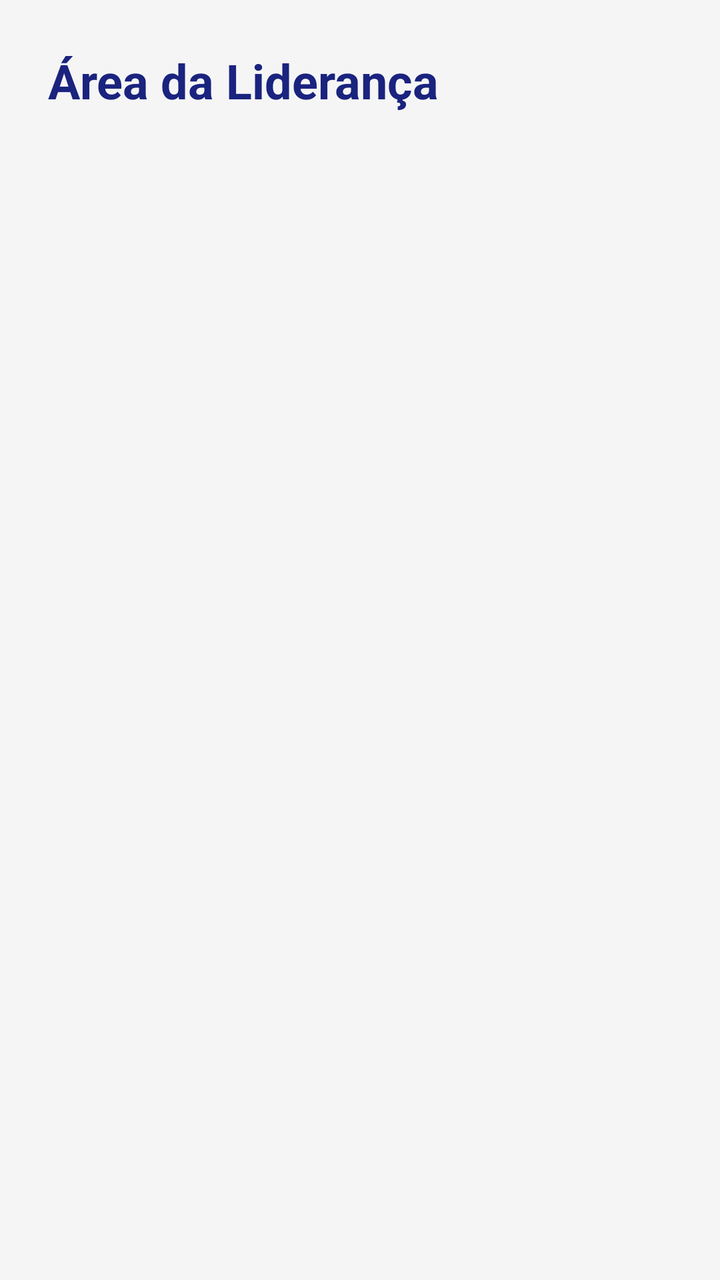
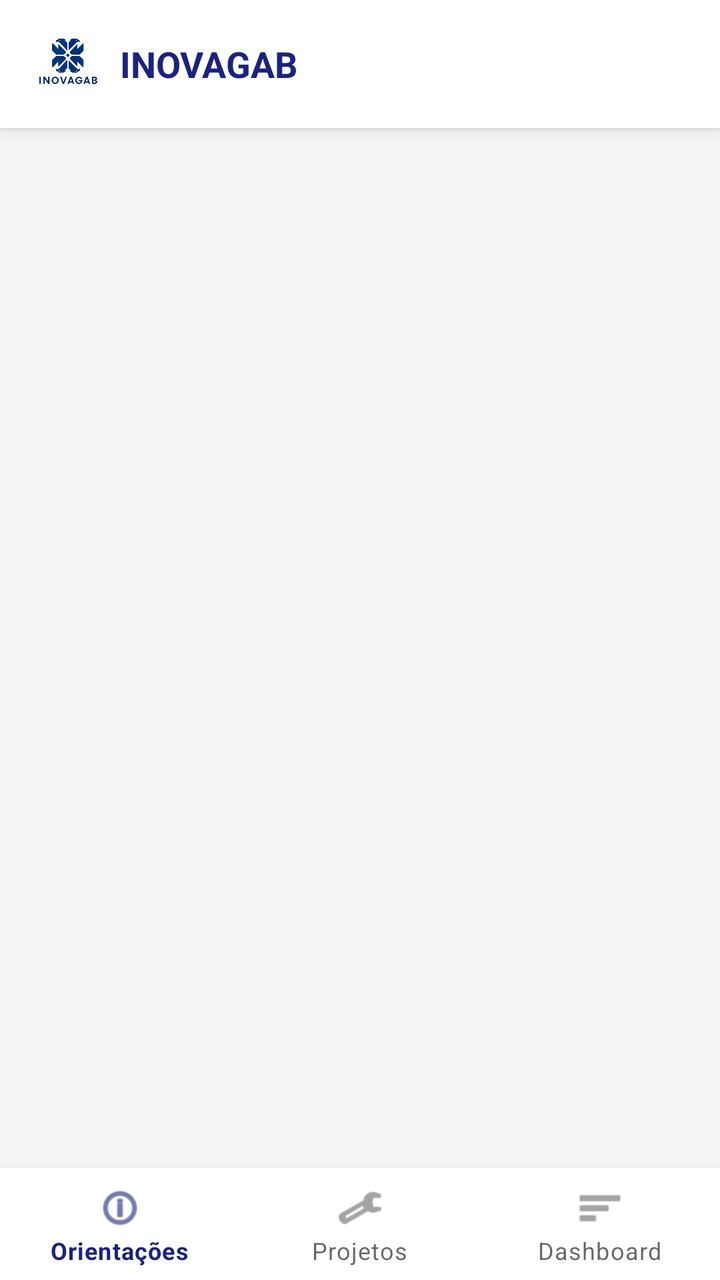

Compare the two renders of this Android layout. The source of the first and the diff that turns it into the second are given below.
<!-- AndroidManifest.xml: application theme Theme.InovaGAB -->
<!-- res/layout/activity_lider.xml -->
<?xml version="1.0" encoding="utf-8"?>
<LinearLayout xmlns:android="http://schemas.android.com/apk/res/android"
    android:layout_width="match_parent"
    android:layout_height="match_parent"
    android:orientation="vertical"
    android:background="#F5F5F5">

    <TextView
        android:layout_width="match_parent"
        android:layout_height="wrap_content"
        android:text="Área da Liderança"
        android:textSize="24sp"
        android:textColor="#1A237E"
        android:textStyle="bold"
        android:padding="24dp"/>

</LinearLayout>
<!-- resources referenced by this layout -->
<resources>
  <style name="Theme.InovaGAB" parent="Theme.MaterialComponents.Light.NoActionBar">
          <item name="colorPrimary">@color/primary</item>
          <item name="colorPrimaryDark">@color/primary_dark</item>
          <item name="colorAccent">@color/accent</item>
          <item name="android:windowBackground">@color/background</item>
          <item name="android:statusBarColor">@color/primary</item>
          <item name="android:navigationBarColor">@color/surface</item>
      </style>
  <color name="primary">#1A237E</color>
  <color name="primary_dark">#0D1657</color>
  <color name="accent">#1565C0</color>
  <color name="background">#F5F5F5</color>
  <color name="surface">#FFFFFF</color>
</resources>

<!-- the commit's change to res/layout/activity_lider.xml (unified diff, before → after) -->
@@ -1,17 +1,63 @@
 <?xml version="1.0" encoding="utf-8"?>
-<LinearLayout xmlns:android="http://schemas.android.com/apk/res/android"
+<androidx.coordinatorlayout.widget.CoordinatorLayout
+    xmlns:android="http://schemas.android.com/apk/res/android"
+    xmlns:app="http://schemas.android.com/apk/res-auto"
     android:layout_width="match_parent"
     android:layout_height="match_parent"
-    android:orientation="vertical"
-    android:background="#F5F5F5">
+    android:background="@color/background">
 
-    <TextView
+    <LinearLayout
+        android:layout_width="match_parent"
+        android:layout_height="match_parent"
+        android:orientation="vertical">
+
+        <androidx.appcompat.widget.Toolbar
+            android:id="@+id/toolbar"
+            android:layout_width="match_parent"
+            android:layout_height="64dp"
+            android:background="@color/surface"
+            android:elevation="4dp"
+            app:contentInsetStart="16dp">
+
+            <LinearLayout
+                android:layout_width="match_parent"
+                android:layout_height="wrap_content"
+                android:orientation="horizontal"
+                android:gravity="center_vertical">
+
+                <ImageView
+                    android:layout_width="36dp"
+                    android:layout_height="36dp"
+                    android:src="@drawable/logo_inovagab"/>
+
+                <TextView
+                    android:layout_width="wrap_content"
+                    android:layout_height="wrap_content"
+                    android:text="INOVAGAB"
+                    android:textSize="18sp"
+                    android:textColor="@color/primary"
+                    android:textStyle="bold"
+                    android:layout_marginStart="8dp"/>
+
+            </LinearLayout>
+
+        </androidx.appcompat.widget.Toolbar>
+
+        <FrameLayout
+            android:id="@+id/fragmentContainerLider"
+            android:layout_width="match_parent"
+            android:layout_height="0dp"
+            android:layout_weight="1"/>
+
+    </LinearLayout>
+
+    <com.google.android.material.bottomnavigation.BottomNavigationView
+        android:id="@+id/bottomNavLider"
         android:layout_width="match_parent"
         android:layout_height="wrap_content"
-        android:text="Área da Liderança"
-        android:textSize="24sp"
-        android:textColor="#1A237E"
-        android:textStyle="bold"
-        android:padding="24dp"/>
+        android:layout_gravity="bottom"
+        android:background="@color/surface"
+        app:elevation="8dp"
+        app:menu="@menu/menu_lider"/>
 
-</LinearLayout>
+</androidx.coordinatorlayout.widget.CoordinatorLayout>
<!-- resource entries referenced after the edit -->
@@ -1,5 +1,9 @@
 <!-- resources referenced by this layout -->
 <resources>
+  <color name="background">#F5F5F5</color>
+  <color name="primary">#1A237E</color>
+  <color name="surface">#FFFFFF</color>
+  <!-- drawable logo_inovagab: png bitmap (drawable, 107627 bytes) -->
   <style name="Theme.InovaGAB" parent="Theme.MaterialComponents.Light.NoActionBar">
           <item name="colorPrimary">@color/primary</item>
           <item name="colorPrimaryDark">@color/primary_dark</item>
@@ -8,10 +12,7 @@
           <item name="android:statusBarColor">@color/primary</item>
           <item name="android:navigationBarColor">@color/surface</item>
       </style>
-  <color name="primary">#1A237E</color>
   <color name="primary_dark">#0D1657</color>
   <color name="accent">#1565C0</color>
-  <color name="background">#F5F5F5</color>
-  <color name="surface">#FFFFFF</color>
 </resources>
 
